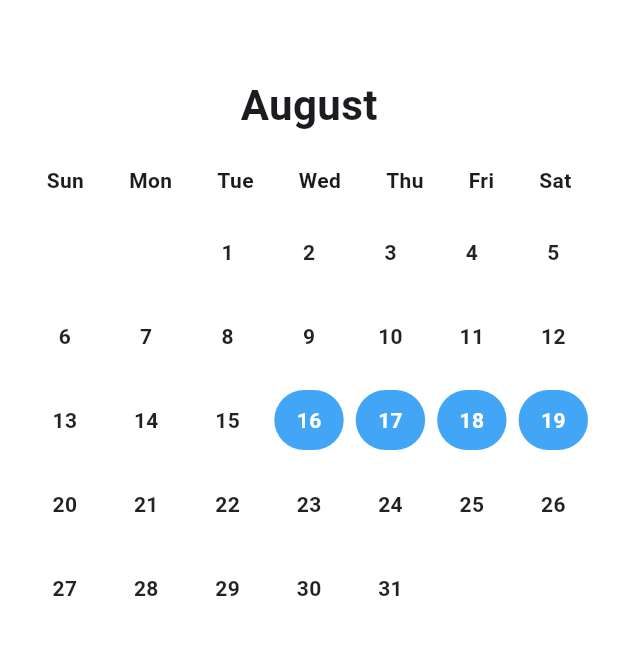
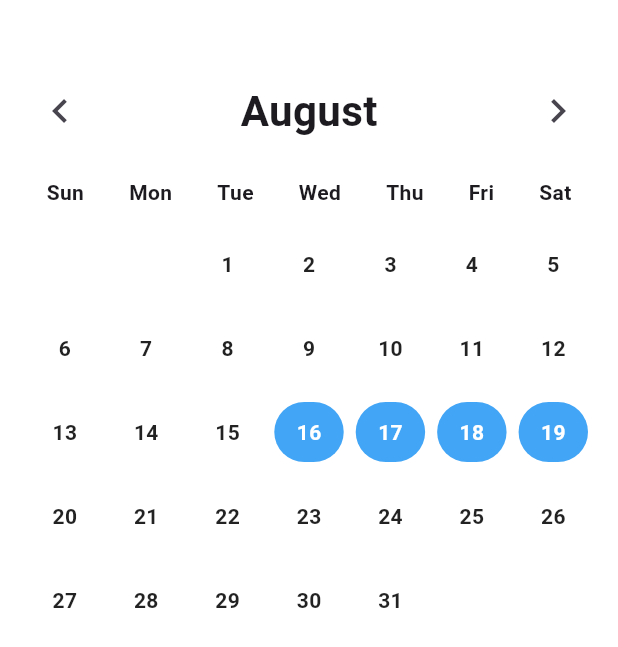
Before and after one commit to Aley-r-t/multiplataforma, a Flutter app: the screen it shows after launch, on a phone screen of 412 x 824 dp. Shown: the top 647 px of the screen. Run offline on Flutter 3.47's test engine with Material 3 defaults, Android fonts, the phone set to English and light mode, and no system bars; Roboto replaces fonts that are missing (Arial).

Commit message:
proyect in progress

```diff
--- a/lib/main.dart
+++ b/lib/main.dart
@@ -38,9 +38,26 @@ class CalendarPage extends StatelessWidget {
         padding: const EdgeInsets.symmetric(vertical: 50, horizontal: 16),
         child: Column(
           children: [
-            const Text(
-              'August',
-              style: TextStyle(fontSize: 28, fontWeight: FontWeight.bold),
+            Row(
+              mainAxisAlignment: MainAxisAlignment.spaceBetween,
+              children: [
+                IconButton(
+                  icon: const Icon(Icons.chevron_left, size: 32),
+                  onPressed: () {
+                    debugPrint('← Mes anterior');
+                  },
+                ),
+                const Text(
+                  'August',
+                  style: TextStyle(fontSize: 28, fontWeight: FontWeight.bold),
+                ),
+                IconButton(
+                  icon: const Icon(Icons.chevron_right, size: 32),
+                  onPressed: () {
+                    debugPrint('→ Mes siguiente');
+                  },
+                ),
+              ],
             ),
             const SizedBox(height: 20),
             Row(
```
